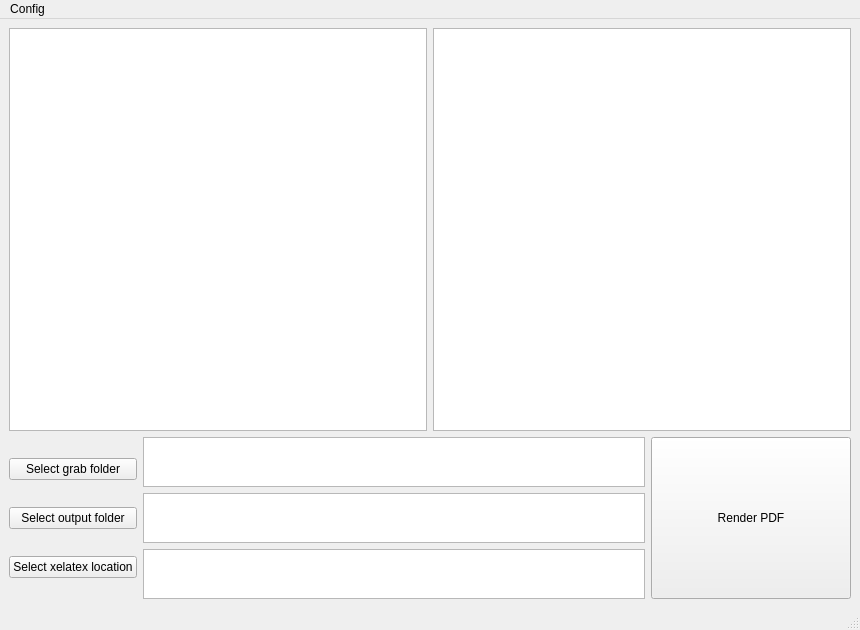
Above: redirect.ui from Kody-Quintana/PfaudSec before the change. Below: the same form after it.
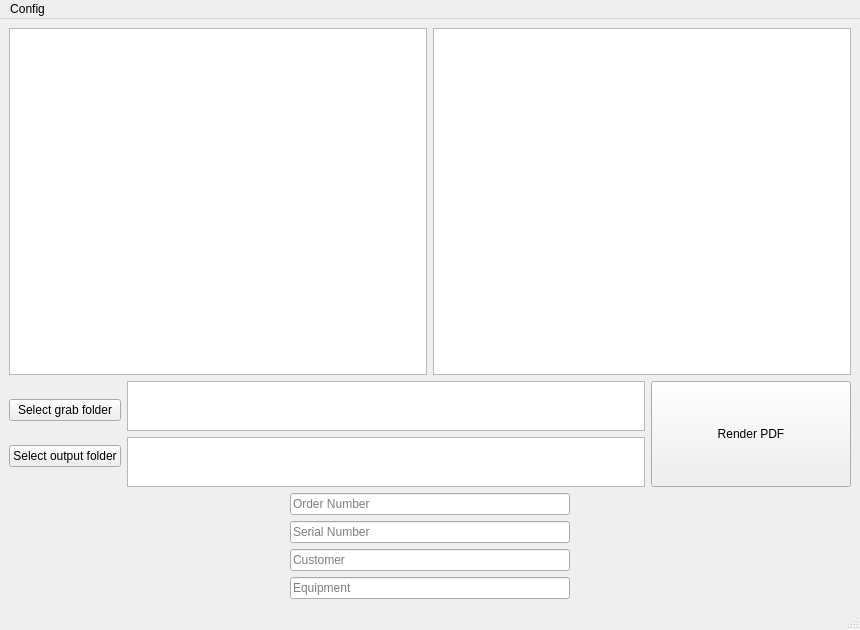
That is the form after the change.

Commit message: Added job info text fields

Patch:
```diff
--- a/redirect.ui
+++ b/redirect.ui
@@ -14,7 +14,7 @@
    <string>PfaudSec Data Book tool</string>
   </property>
   <widget class="QWidget" name="centralwidget">
-   <layout class="QVBoxLayout" name="verticalLayout_3">
+   <layout class="QVBoxLayout" name="verticalLayout_4">
     <item>
      <layout class="QHBoxLayout" name="horizontalLayout">
       <item>
@@ -61,13 +61,6 @@
           </property>
          </widget>
         </item>
-        <item>
-         <widget class="QPushButton" name="xelatex_btn">
-          <property name="text">
-           <string>Select xelatex location</string>
-          </property>
-         </widget>
-        </item>
        </layout>
       </item>
       <item>
@@ -122,31 +115,6 @@
           </property>
          </widget>
         </item>
-        <item>
-         <widget class="QTextEdit" name="xelatex_path_display">
-          <property name="sizePolicy">
-           <sizepolicy hsizetype="Expanding" vsizetype="Fixed">
-            <horstretch>0</horstretch>
-            <verstretch>0</verstretch>
-           </sizepolicy>
-          </property>
-          <property name="maximumSize">
-           <size>
-            <width>16777215</width>
-            <height>50</height>
-           </size>
-          </property>
-          <property name="verticalScrollBarPolicy">
-           <enum>Qt::ScrollBarAlwaysOff</enum>
-          </property>
-          <property name="horizontalScrollBarPolicy">
-           <enum>Qt::ScrollBarAsNeeded</enum>
-          </property>
-          <property name="readOnly">
-           <bool>true</bool>
-          </property>
-         </widget>
-        </item>
        </layout>
       </item>
       <item>
@@ -170,6 +138,68 @@
       </item>
      </layout>
     </item>
+    <item>
+     <layout class="QHBoxLayout" name="horizontalLayout_3">
+      <item>
+       <spacer name="horizontalSpacer">
+        <property name="orientation">
+         <enum>Qt::Horizontal</enum>
+        </property>
+        <property name="sizeHint" stdset="0">
+         <size>
+          <width>40</width>
+          <height>20</height>
+         </size>
+        </property>
+       </spacer>
+      </item>
+      <item>
+       <layout class="QVBoxLayout" name="verticalLayout_3">
+        <item>
+         <widget class="QLineEdit" name="job_entry_1">
+          <property name="placeholderText">
+           <string>Order Number</string>
+          </property>
+         </widget>
+        </item>
+        <item>
+         <widget class="QLineEdit" name="job_entry_2">
+          <property name="placeholderText">
+           <string>Serial Number</string>
+          </property>
+         </widget>
+        </item>
+        <item>
+         <widget class="QLineEdit" name="job_entry_3">
+          <property name="placeholderText">
+           <string>Customer</string>
+          </property>
+         </widget>
+        </item>
+        <item>
+         <widget class="QLineEdit" name="job_entry_4">
+          <property name="placeholderText">
+           <string>Equipment</string>
+          </property>
+         </widget>
+        </item>
+       </layout>
+      </item>
+      <item>
+       <spacer name="horizontalSpacer_2">
+        <property name="orientation">
+         <enum>Qt::Horizontal</enum>
+        </property>
+        <property name="sizeHint" stdset="0">
+         <size>
+          <width>40</width>
+          <height>20</height>
+         </size>
+        </property>
+       </spacer>
+      </item>
+     </layout>
+    </item>
    </layout>
   </widget>
   <widget class="QStatusBar" name="statusbar"/>
```
The commit also changes 1 other file.
